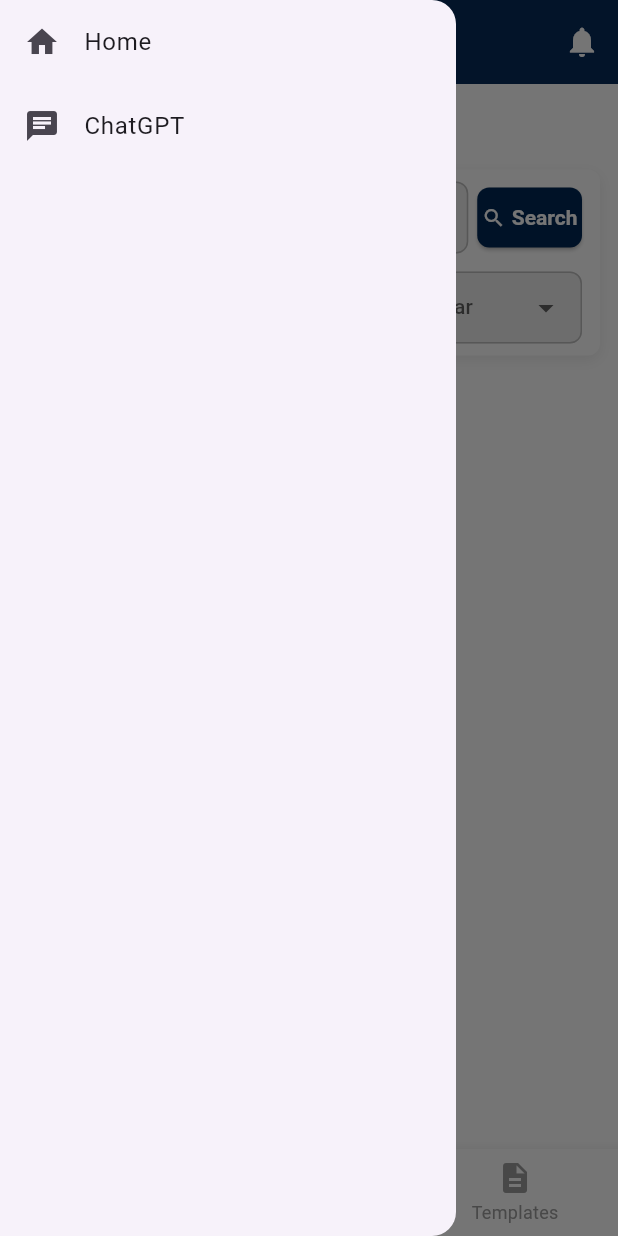
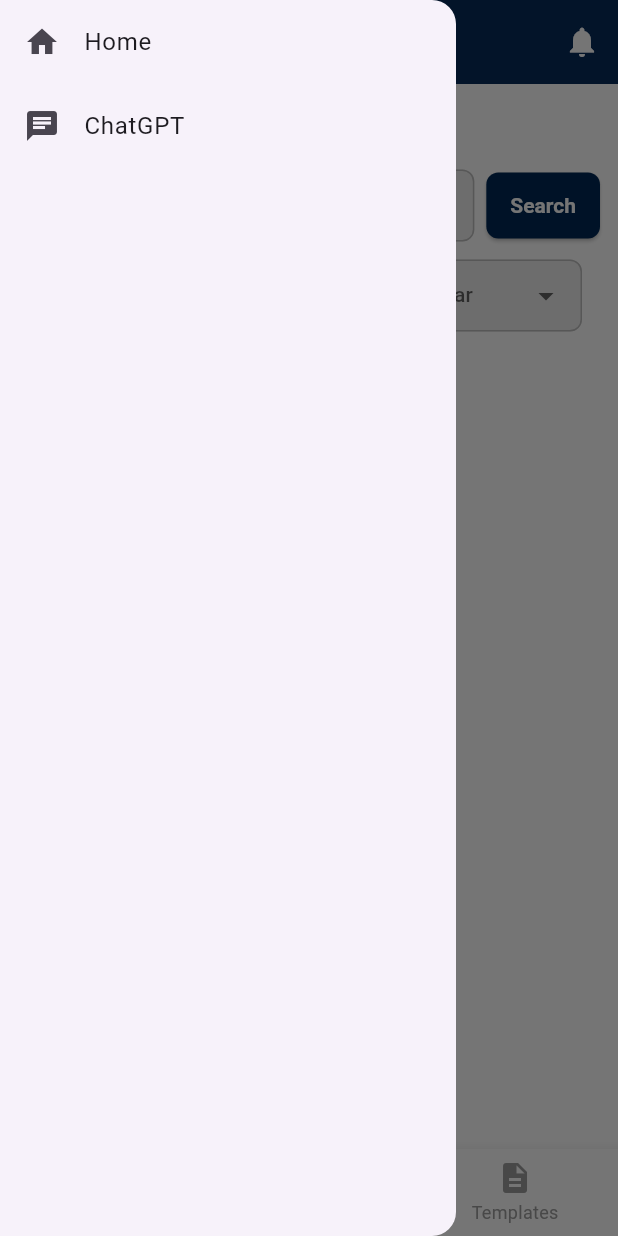
Before and after one commit to aliasghar256/appdev_final_paklawlib, a Flutter app: the HomePage screen opened by its route, with the side drawer open, on a phone screen of 412 x 824 dp. Run offline on Flutter 3.47's test engine with Material 3 defaults, Android fonts, the phone set to English and light mode, and no system bars; our stand-ins replace animate_do, bloc, flutter_bloc, flutter_secure_storage; accounts and stored records are empty.

```diff
--- a/lib/home_page.dart
+++ b/lib/home_page.dart
@@ -238,35 +238,23 @@ class _JudgmentSearchBarState extends State<JudgmentSearchBar> {
     return Container(
       color: Colors.white,
       child: Padding(
-        padding: const EdgeInsets.all(12.0), // Reduced padding for compact design
+        padding: const EdgeInsets.all(12.0),
         child: Column(
           crossAxisAlignment: CrossAxisAlignment.start,
           children: [
             Text(
               'Search For Judgements',
               style: TextStyle(
-                fontSize: 20, // Reduced font size for the title
+                fontSize: 20,
                 fontWeight: FontWeight.bold,
               ),
             ),
-            SizedBox(height: 16), // Reduced spacing
+            SizedBox(height: 16),
             LayoutBuilder(
               builder: (context, constraints) {
-                return Container(
-                  padding: EdgeInsets.symmetric(horizontal: 12, vertical: 8), // Reduced padding
-                  decoration: BoxDecoration(
-                    color: Colors.white,
-                    borderRadius: BorderRadius.circular(8),
-                    boxShadow: [
-                      BoxShadow(
-                        color: Colors.grey.withOpacity(0.2),
-                        blurRadius: 8, // Slightly smaller shadow
-                        offset: Offset(0, 3),
-                      ),
-                    ],
-                  ),
-                  child: Column(
+                return Column(
                   children: [
+                    // Search Bar Row
                     Row(
                       children: [
                         // Search Query Input
@@ -274,71 +262,65 @@ class _JudgmentSearchBarState extends State<JudgmentSearchBar> {
                           child: TextField(
                             controller: _searchController,
                             decoration: InputDecoration(
-                                prefixIcon: Icon(Icons.search, size: 20), // Reduced icon size
+                              prefixIcon: Icon(Icons.search, size: 20),
                               hintText: 'Enter Your Query',
-                                border: InputBorder.none,
-                                contentPadding: EdgeInsets.symmetric(vertical: 10), // Compact input
+                              border: OutlineInputBorder(
+                                borderRadius: BorderRadius.circular(8),
+                              ),
+                              contentPadding: EdgeInsets.symmetric(vertical: 10, horizontal: 12),
                             ),
                           ),
                         ),
-                          SizedBox(width: 6),
+                        SizedBox(width: 8),
                         // Search Button
-                          SizedBox(
-                            width: constraints.maxWidth * 0.18, // Reduced button width
-                            child: ElevatedButton(
+                        ElevatedButton(
                           onPressed: () {
                             final keyword = _searchController.text.trim();
                             if (keyword.isNotEmpty) {
-                                // Trigger the bloc event
                               context.read<JudgmentBloc>().add(
                                 JudgmentKeywordSearchEvent(
                                   keyword: keyword,
-                                    page: 1,   // or read from your filters
-                                    limit: 10, // or read from your filters
+                                  page: 1,
+                                  limit: 10,
                                 ),
                               );
                             }
                           },
                           style: ElevatedButton.styleFrom(
-                                padding: EdgeInsets.symmetric(vertical: 10), // Compact button
+                            padding: EdgeInsets.symmetric(horizontal: 16, vertical: 14),
                             shape: RoundedRectangleBorder(
                               borderRadius: BorderRadius.circular(8),
                             ),
                           ),
-                              child: Row(
-                                mainAxisAlignment: MainAxisAlignment.center,
-                                children: [
-                                  Icon(Icons.search, size: 16), // Smaller icon
-                                  SizedBox(width: 4),
-                                  Text(
+                          child: Text(
                             'Search',
-                                    style: TextStyle(fontSize: 14), // Smaller text
-                                  ),
-                                ],
-                              ),
+                            style: TextStyle(fontSize: 14),
                           ),
                         ),
                       ],
                     ),
-                      SizedBox(height: 12), // Reduced spacing
-                      Row(
-                        mainAxisAlignment: MainAxisAlignment.spaceBetween,
+                    SizedBox(height: 12),
+                    // Filters Row
+                    SingleChildScrollView(
+                      scrollDirection: Axis.horizontal,
+                      child: Row(
                         children: [
-                          // Dropdown Filters
-                          Expanded(
+                          // Context Dropdown
+                          Container(
+                            width: constraints.maxWidth / 3 - 12, // Ensures dropdowns fit within width
+                            margin: EdgeInsets.only(right: 6),
                             child: DropdownButtonFormField<String>(
                               decoration: InputDecoration(
-                                contentPadding:
-                                    EdgeInsets.symmetric(vertical: 8, horizontal: 12), // Compact dropdown
+                                contentPadding: EdgeInsets.symmetric(vertical: 8, horizontal: 12),
                                 border: OutlineInputBorder(
                                   borderRadius: BorderRadius.circular(8),
                                 ),
                               ),
-                              hint: Text('Context', style: TextStyle(fontSize: 14)), // Smaller font
+                              hint: Text('Context', style: TextStyle(fontSize: 13)),
                               items: ['Option 1', 'Option 2', 'Option 3']
                                   .map((option) => DropdownMenuItem<String>(
                                         value: option,
-                                        child: Text(option, style: TextStyle(fontSize: 14)), // Smaller font
+                                        child: Text(option, style: TextStyle(fontSize: 14)),
                                       ))
                                   .toList(),
                               onChanged: (value) {
@@ -346,21 +328,22 @@ class _JudgmentSearchBarState extends State<JudgmentSearchBar> {
                               },
                             ),
                           ),
-                          SizedBox(width: 6), // Reduced spacing
-                          Expanded(
+                          // Category Dropdown
+                          Container(
+                            width: constraints.maxWidth / 3 - 12,
+                            margin: EdgeInsets.only(right: 6),
                             child: DropdownButtonFormField<String>(
                               decoration: InputDecoration(
-                                contentPadding:
-                                    EdgeInsets.symmetric(vertical: 8, horizontal: 12), // Compact dropdown
+                                contentPadding: EdgeInsets.symmetric(vertical: 8, horizontal: 12),
                                 border: OutlineInputBorder(
                                   borderRadius: BorderRadius.circular(8),
                                 ),
                               ),
-                              hint: Text('Category', style: TextStyle(fontSize: 14)), // Smaller font
+                              hint: Text('Category', style: TextStyle(fontSize: 12)),
                               items: ['Category 1', 'Category 2', 'Category 3']
                                   .map((category) => DropdownMenuItem<String>(
                                         value: category,
-                                        child: Text(category, style: TextStyle(fontSize: 14)), // Smaller font
+                                        child: Text(category, style: TextStyle(fontSize: 12)),
                                       ))
                                   .toList(),
                               onChanged: (value) {
@@ -368,21 +351,21 @@ class _JudgmentSearchBarState extends State<JudgmentSearchBar> {
                               },
                             ),
                           ),
-                          SizedBox(width: 6),
-                          Expanded(
+                          // Year Dropdown
+                          Container(
+                            width: constraints.maxWidth / 3 - 12,
                             child: DropdownButtonFormField<String>(
                               decoration: InputDecoration(
-                                contentPadding:
-                                    EdgeInsets.symmetric(vertical: 8, horizontal: 12), // Compact dropdown
+                                contentPadding: EdgeInsets.symmetric(vertical: 8, horizontal: 12),
                                 border: OutlineInputBorder(
                                   borderRadius: BorderRadius.circular(8),
                                 ),
                               ),
-                              hint: Text('Year', style: TextStyle(fontSize: 14)), // Smaller font
+                              hint: Text('Year', style: TextStyle(fontSize: 14)),
                               items: ['2020', '2021', '2022']
                                   .map((year) => DropdownMenuItem<String>(
                                         value: year,
-                                        child: Text(year, style: TextStyle(fontSize: 14)), // Smaller font
+                                        child: Text(year, style: TextStyle(fontSize: 14)),
                                       ))
                                   .toList(),
                               onChanged: (value) {
@@ -392,8 +375,8 @@ class _JudgmentSearchBarState extends State<JudgmentSearchBar> {
                           ),
                         ],
                       ),
+                    ),
                   ],
-                  ),
                 );
               },
             ),
--- a/lib/login_signup_page.dart
+++ b/lib/login_signup_page.dart
@@ -55,10 +55,6 @@ class _LoginSignupPageState extends State<LoginSignupPage> {
             SnackBar(content: Text('Welcome, ${state.user.email}!')),
           );
           Navigator.pushReplacementNamed(context, '/home');
-
-          // Navigate to Home Page
-          Navigator.pushReplacementNamed(context, '/home');
-            // Navigate to the next screen or dashboard
         } else if (state is AuthError) {
           ScaffoldMessenger.of(context).showSnackBar(
             SnackBar(content: Text(state.message)),
@@ -74,10 +70,11 @@ class _LoginSignupPageState extends State<LoginSignupPage> {
               colors: [
                 Color(0xFF0069E0),
                 Color(0xFF00438F),
-                  Color(0xFF002855)
+                Color(0xFF002855),
               ],
             ),
           ),
+          child: SingleChildScrollView(
             child: Column(
               crossAxisAlignment: CrossAxisAlignment.start,
               children: <Widget>[
@@ -106,8 +103,7 @@ class _LoginSignupPageState extends State<LoginSignupPage> {
                   ),
                 ),
                 SizedBox(height: 20),
-                Expanded(
-                  child: Container(
+                Container(
                   decoration: BoxDecoration(
                     color: Colors.white,
                     borderRadius: BorderRadius.only(
@@ -224,8 +220,8 @@ class _LoginSignupPageState extends State<LoginSignupPage> {
                     ),
                   ),
                 ),
+              ],
             ),
-              ],
           ),
         );
       },
--- a/pubspec.yaml
+++ b/pubspec.yaml
@@ -16,6 +16,7 @@ dependencies:
   path_provider: ^2.1.5
   flutter_downloader: ^1.11.8
   flutter_secure_storage: ^9.2.3
+  bloc_test: ^9.1.7
 
 dev_dependencies:
   flutter_test:
```
Also changed, not shown: pubspec.lock. Lines whose indentation alone changed are shown as unchanged.
